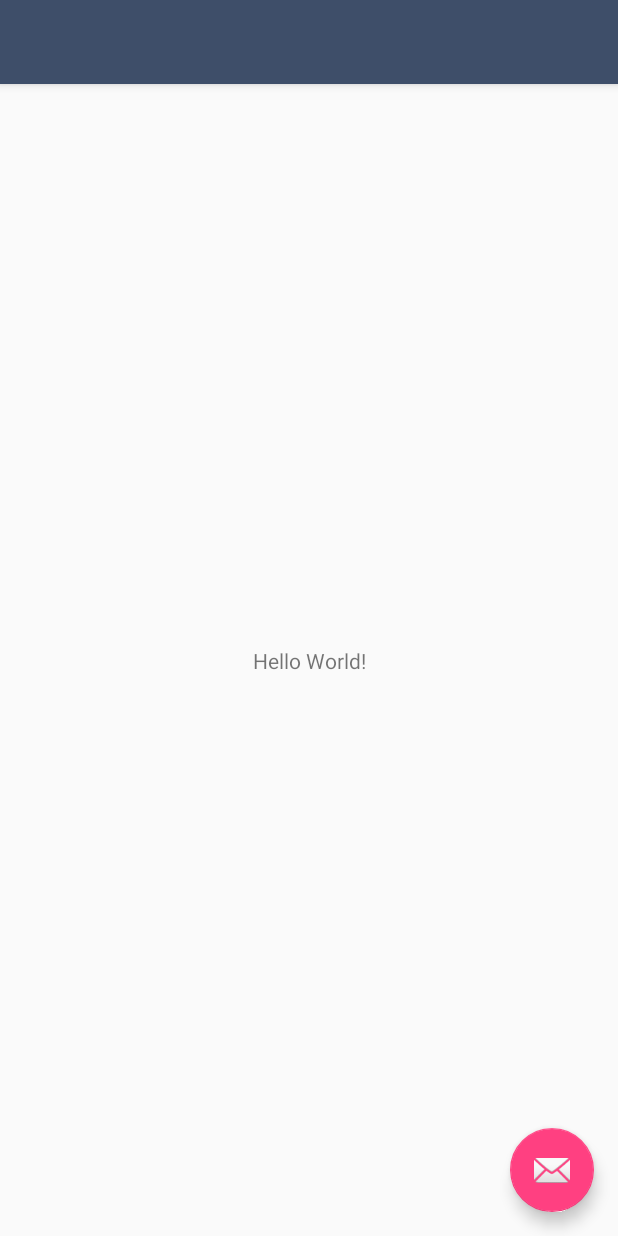
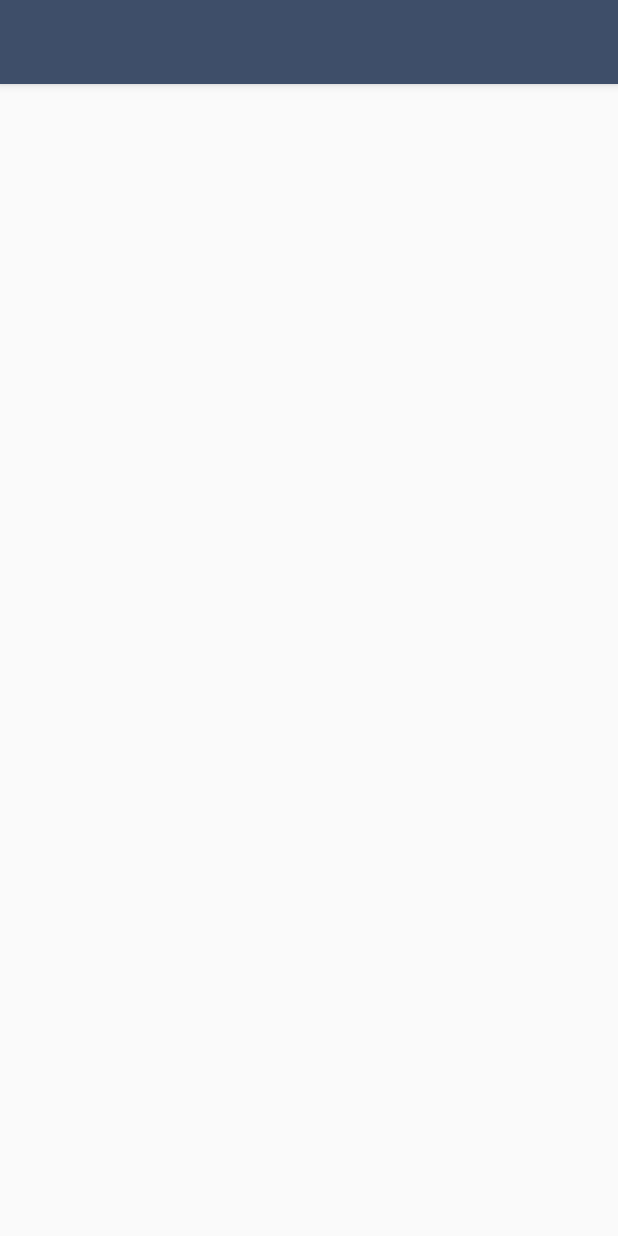
Before and after one commit to fahimshahrierrasel/hr_management, an Android app: the layout activity_main.xml on its own in the app's theme, with its tools: preview values and no code run, on a phone screen of 412 x 824 dp. Run offline under Robolectric (Android 15) with nearby library versions, the phone set to English and light mode, and no system bars.

```diff
--- a/app/src/main/res/layout/activity_main.xml
+++ b/app/src/main/res/layout/activity_main.xml
@@ -20,14 +20,9 @@
 
     </android.support.design.widget.AppBarLayout>
 
-    <include layout="@layout/content_main" />
-
-    <android.support.design.widget.FloatingActionButton
-        android:id="@+id/fab"
-        android:layout_width="wrap_content"
-        android:layout_height="wrap_content"
-        android:layout_gravity="bottom|end"
-        android:layout_margin="@dimen/fab_margin"
-        app:srcCompat="@android:drawable/ic_dialog_email" />
+    <FrameLayout
+        android:id="@+id/fragment_placeholder"
+        android:layout_width="match_parent"
+        android:layout_height="match_parent"/>
 
 </android.support.design.widget.CoordinatorLayout>
--- a/app/src/main/res/layout/content_main.xml
+++ /dev/null
@@ -1,20 +0,0 @@
-<?xml version="1.0" encoding="utf-8"?>
-<android.support.constraint.ConstraintLayout xmlns:android="http://schemas.android.com/apk/res/android"
-    xmlns:app="http://schemas.android.com/apk/res-auto"
-    xmlns:tools="http://schemas.android.com/tools"
-    android:layout_width="match_parent"
-    android:layout_height="match_parent"
-    app:layout_behavior="@string/appbar_scrolling_view_behavior"
-    tools:context=".MainActivity"
-    tools:showIn="@layout/activity_main">
-
-    <TextView
-        android:layout_width="wrap_content"
-        android:layout_height="wrap_content"
-        android:text="Hello World!"
-        app:layout_constraintBottom_toBottomOf="parent"
-        app:layout_constraintLeft_toLeftOf="parent"
-        app:layout_constraintRight_toRightOf="parent"
-        app:layout_constraintTop_toTopOf="parent" />
-
-</android.support.constraint.ConstraintLayout>
--- a/build.gradle
+++ b/build.gradle
@@ -7,7 +7,7 @@ buildscript {
         jcenter()
     }
     dependencies {
-        classpath 'com.android.tools.build:gradle:3.1.1'
+        classpath 'com.android.tools.build:gradle:3.1.2'
         classpath "org.jetbrains.kotlin:kotlin-gradle-plugin:$kotlin_version"
 
         // NOTE: Do not place your application dependencies here; they belong
```
Also changed, not shown: app/build.gradle (+10 -2 lines), app/src/main/java/com/treebricks/hrmanagement/MainActivity.java (+66 -9 lines), app/src/main/java/com/treebricks/hrmanagement/utils/SeasonImage.java (added, +62 -0 lines), app/src/main/res/drawable-nodpi/d_april.jpg (added), app/src/main/res/drawable-nodpi/d_august.jpg (added), app/src/main/res/drawable-nodpi/d_december.jpg (added), app/src/main/res/drawable-nodpi/d_february.jpg (added), app/src/main/res/drawable-nodpi/d_january.jpg (added), app/src/main/res/drawable-nodpi/d_july.jpg (added), app/src/main/res/drawable-nodpi/d_june.jpg (added), app/src/main/res/drawable-nodpi/d_march.jpg (added), app/src/main/res/drawable-nodpi/d_may.jpg (added), app/src/main/res/drawable-nodpi/d_november.jpg (added), app/src/main/res/drawable-nodpi/d_october.jpg (added), 1 more files.
